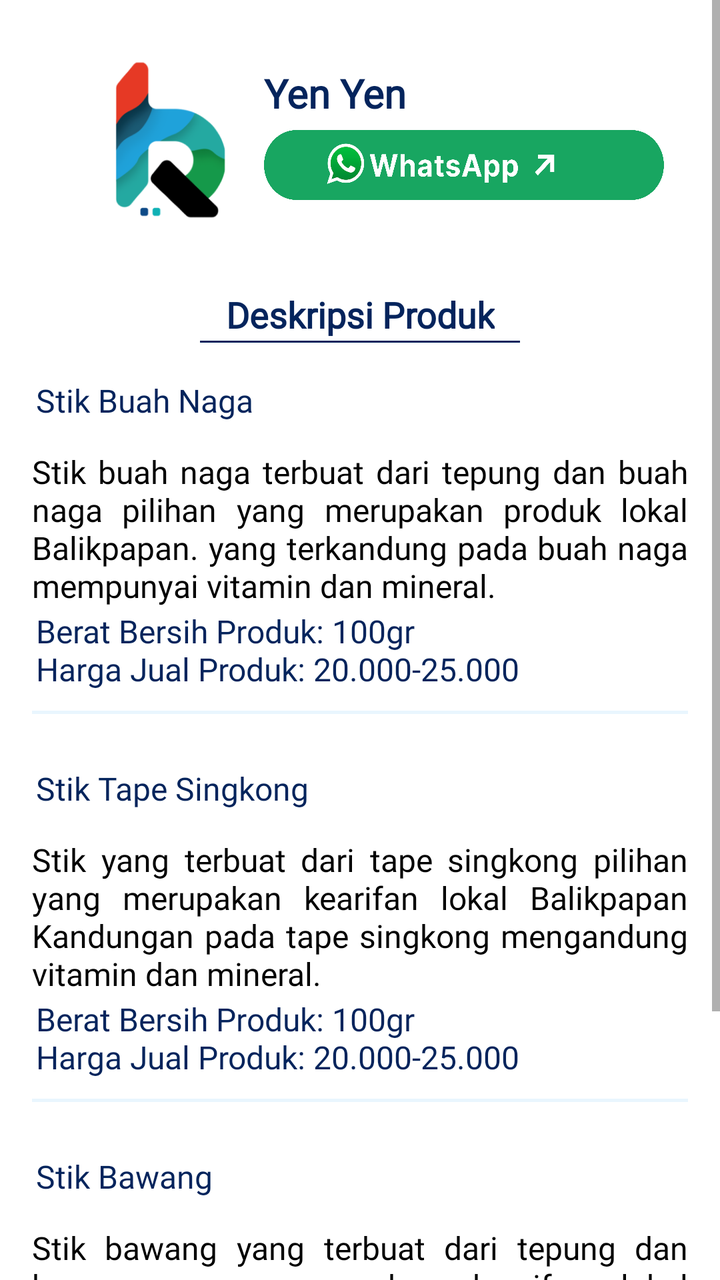
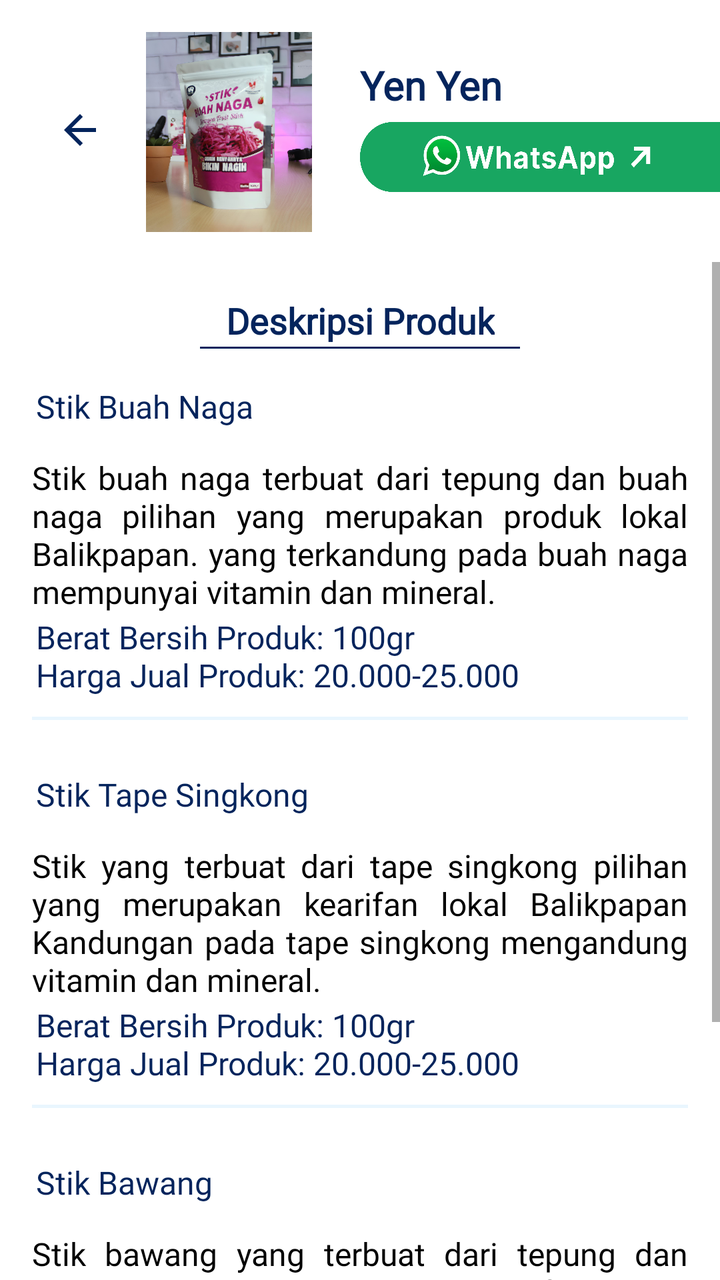

Before-and-after screenshots of an Android layout around one commit, followed by the original layout XML and the change that was made.
<!-- AndroidManifest.xml: application theme Theme.MyApplication -->
<!-- res/layout/detail_umkm_18.xml -->
<?xml version="1.0" encoding="utf-8"?>
<androidx.constraintlayout.widget.ConstraintLayout xmlns:android="http://schemas.android.com/apk/res/android"
    xmlns:tools="http://schemas.android.com/tools"
    xmlns:app="http://schemas.android.com/apk/res-auto"
    android:layout_width="match_parent"
    android:layout_height="match_parent">


    <ScrollView
        android:layout_width="match_parent"
        android:layout_height="0dp"
        app:layout_constraintStart_toStartOf="parent"
        app:layout_constraintEnd_toEndOf="parent"
        app:layout_constraintBottom_toBottomOf="parent">

        <LinearLayout
            android:layout_width="match_parent"
            android:layout_height="wrap_content"
            android:orientation="vertical"
            android:padding="16dp">

            <LinearLayout
                android:id="@+id/umkm1_section"
                android:layout_width="match_parent"
                android:layout_height="wrap_content"
                android:layout_marginTop="2dp"
                android:orientation="horizontal">

                <ImageView
                    android:id="@+id/image_rb"
                    android:layout_width="100dp"
                    android:layout_height="100dp"
                    android:layout_marginTop="2dp"
                    android:src="@drawable/logorb"
                    android:paddingStart="37dp" />

                <LinearLayout
                    android:layout_width="0dp"
                    android:layout_height="wrap_content"
                    android:layout_weight="1"
                    android:orientation="vertical"
                    android:gravity="center_vertical"
                    android:layout_marginStart="16dp">

                    <TextView
                        android:id="@+id/title_umkm2"
                        android:layout_marginTop="15dp"
                        android:layout_width="match_parent"
                        android:layout_height="wrap_content"
                        android:fontFamily="@font/poppins_bold"
                        android:gravity="center_vertical"
                        android:text="Yen Yen"
                        android:textColor="@color/blue"
                        android:textSize="20sp"
                        android:textStyle="bold" />

                    <ImageButton
                        android:id="@+id/button_wa"
                        android:layout_width="200dp"
                        android:layout_height="35dp"
                        android:layout_marginTop="5dp"
                        android:background="@drawable/wa_detail"
                        android:paddingStart="24dp"
                        android:gravity="center"
                        app:layout_constraintBottom_toBottomOf="parent"
                        app:layout_constraintEnd_toEndOf="parent"
                        app:layout_constraintStart_toStartOf="parent" />
                </LinearLayout>
            </LinearLayout>

            <TextView
                android:id="@+id/description_title"
                android:layout_marginTop="25dp"
                android:layout_width="wrap_content"
                android:layout_height="wrap_content"
                android:fontFamily="@font/poppins_bold"
                android:text="Deskripsi Produk"
                android:textColor="@color/blue"
                android:textSize="18sp"
                android:textStyle="bold"
                android:gravity="center_horizontal"
                android:layout_gravity="center_horizontal" />

            <View
                android:id="@+id/line_below_text"
                android:layout_width="160dp"
                android:layout_height="1dp"
                android:layout_marginTop="1dp"
                android:background="@color/blue"
                android:layout_gravity="center_horizontal" />

            <TextView
                android:id="@+id/judul1"
                android:layout_width="match_parent"
                android:layout_height="wrap_content"
                android:layout_marginStart="2dp"
                android:layout_marginTop="18dp"
                android:layout_marginEnd="6dp"
                android:fontFamily="@font/poppins_bold"
                android:text="Stik Buah Naga"
                android:textColor="@color/blue"
                android:textSize="16sp"
                app:layout_constraintEnd_toEndOf="parent"
                app:layout_constraintStart_toStartOf="parent"/>

            <TextView
                android:id="@+id/text_umkm3"
                android:layout_width="match_parent"
                android:layout_height="wrap_content"
                android:layout_marginTop="14dp"
                android:textSize="16sp"
                android:textColor="@color/black"
                android:justificationMode="inter_word"
                android:fontFamily="@font/poppins_regular"
                android:text="Stik buah naga terbuat dari tepung dan buah naga pilihan yang merupakan produk lokal Balikpapan. yang terkandung pada buah naga mempunyai vitamin dan mineral."
                app:layout_constraintTop_toBottomOf="@id/line_below_text" />

            <TextView
                android:id="@+id/harga1"
                android:layout_width="match_parent"
                android:layout_height="wrap_content"
                android:layout_marginStart="2dp"
                android:layout_marginTop="1dp"
                android:layout_marginEnd="16dp"
                android:fontFamily="@font/poppins_bold"
                android:text="Berat Bersih Produk: 100gr\nHarga Jual Produk: 20.000-25.000"
                android:textColor="@color/blue"
                android:textSize="16sp"
                app:layout_constraintEnd_toEndOf="parent"
                app:layout_constraintStart_toStartOf="parent" />


            <ImageView
                android:id="@+id/image_line2"
                android:layout_width="1000dp"
                android:layout_height="20dp"
                android:scaleType="fitCenter"
                android:src="@drawable/line"
                app:layout_constraintEnd_toEndOf="parent"
                app:layout_constraintStart_toStartOf="parent" />

            <TextView
                android:id="@+id/judul2"
                android:layout_width="match_parent"
                android:layout_height="wrap_content"
                android:layout_marginStart="2dp"
                android:layout_marginTop="18dp"
                android:layout_marginEnd="6dp"
                android:fontFamily="@font/poppins_bold"
                android:text="Stik Tape Singkong"
                android:textColor="@color/blue"
                android:textSize="16sp"
                app:layout_constraintEnd_toEndOf="parent"
                app:layout_constraintStart_toStartOf="parent"/>

            <TextView
                android:id="@+id/text_umkm3_2"
                android:layout_width="match_parent"
                android:layout_height="wrap_content"
                android:layout_marginTop="14dp"
                android:textSize="16sp"
                android:textColor="@color/black"
                android:justificationMode="inter_word"
                android:fontFamily="@font/poppins_regular"
                android:text="Stik yang terbuat dari tape singkong pilihan yang merupakan kearifan lokal Balikpapan Kandungan pada tape singkong mengandung vitamin dan mineral. "
                app:layout_constraintTop_toBottomOf="@id/line_below_text" />

            <TextView
                android:id="@+id/harga2"
                android:layout_width="match_parent"
                android:layout_height="wrap_content"
                android:layout_marginStart="2dp"
                android:layout_marginTop="1dp"
                android:layout_marginEnd="16dp"
                android:fontFamily="@font/poppins_bold"
                android:text="Berat Bersih Produk: 100gr\nHarga Jual Produk: 20.000-25.000"
                android:textColor="@color/blue"
                android:textSize="16sp"
                app:layout_constraintEnd_toEndOf="parent"
                app:layout_constraintStart_toStartOf="parent" />


            <ImageView
                android:id="@+id/image_line3"
                android:layout_width="1000dp"
                android:layout_height="20dp"
                android:scaleType="fitCenter"
                android:src="@drawable/line"
                app:layout_constraintEnd_toEndOf="parent"
                app:layout_constraintStart_toStartOf="parent" />

            <TextView
                android:id="@+id/judul3"
                android:layout_width="match_parent"
                android:layout_height="wrap_content"
                android:layout_marginStart="2dp"
                android:layout_marginTop="18dp"
                android:layout_marginEnd="6dp"
                android:fontFamily="@font/poppins_bold"
                android:text="Stik Bawang"
                android:textColor="@color/blue"
                android:textSize="16sp"
                app:layout_constraintEnd_toEndOf="parent"
                app:layout_constraintStart_toStartOf="parent"/>

            <TextView
                android:id="@+id/text_umkm3_3"
                android:layout_width="match_parent"
                android:layout_height="wrap_content"
                android:layout_marginTop="14dp"
                android:textSize="16sp"
                android:textColor="@color/black"
                android:justificationMode="inter_word"
                android:fontFamily="@font/poppins_regular"
                android:text="Stik bawang yang terbuat dari tepung dan bawang yang merupakan kearifan lokal Balikpapan dengan rasa yang gurih renyah. "
                app:layout_constraintTop_toBottomOf="@id/line_below_text" />

            <TextView
                android:id="@+id/harga3"
                android:layout_width="match_parent"
                android:layout_height="wrap_content"
                android:layout_marginStart="2dp"
                android:layout_marginTop="1dp"
                android:layout_marginEnd="16dp"
                android:fontFamily="@font/poppins_bold"
                android:text="Berat Bersih Produk: 100 gram\nHarga Jual Produk: 20.000-25.000"
                android:textColor="@color/blue"
                android:textSize="16sp"
                app:layout_constraintEnd_toEndOf="parent"
                app:layout_constraintStart_toStartOf="parent" />

            <TextView
                android:id="@+id/kosongdetailkatalog_bpp"
                android:layout_width="0dp"
                android:layout_height="wrap_content"
                android:layout_marginStart="16dp"
                android:layout_marginTop="58dp"
                android:layout_marginEnd="16dp"
                android:textSize="16sp"
                app:layout_constraintStart_toStartOf="parent"
                app:layout_constraintEnd_toEndOf="parent"
                app:layout_constraintTop_toTopOf="parent" />
        </LinearLayout>
    </ScrollView>

</androidx.constraintlayout.widget.ConstraintLayout>
<!-- resources referenced by this layout -->
<resources>
  <color name="black">#FF000000</color>
  <color name="blue">#04245C</color>
  <!-- drawable line: png bitmap (drawable, 14341 bytes) -->
  <!-- drawable logorb: png bitmap (drawable, 46204 bytes) -->
  <!-- drawable wa_detail: png bitmap (drawable, 111318 bytes) -->
  <style name="Theme.MyApplication" parent="Theme.MaterialComponents.DayNight.DarkActionBar">
          
          <item name="colorPrimary">@color/purple_500</item>
          <item name="colorPrimaryVariant">@color/purple_700</item>
          <item name="colorOnPrimary">@color/white</item>
          
          <item name="colorSecondary">@color/teal_200</item>
          <item name="colorSecondaryVariant">@color/teal_700</item>
          <item name="colorOnSecondary">@color/black</item>
          
          <item name="android:statusBarColor">@color/white</item>
          
      </style>
  <color name="purple_500">#1FA1D8</color>
  <color name="purple_700">#1FA1D8</color>
  <color name="white">#FFFFFFFF</color>
  <color name="teal_200">#FF03DAC5</color>
  <color name="teal_700">#FF018786</color>
</resources>

<!-- the commit's change to res/layout/detail_umkm_18.xml (unified diff, before → after) -->
@@ -5,10 +5,89 @@
     android:layout_width="match_parent"
     android:layout_height="match_parent">
 
-
+    
+    <androidx.appcompat.widget.Toolbar
+        android:id="@+id/toolbar"
+        android:layout_width="match_parent"
+        android:layout_height="130dp"
+        android:background="@color/white"
+        app:popupTheme="@style/ThemeOverlay.AppCompat.Light"
+        app:layout_collapseMode="pin"
+        app:layout_constraintTop_toTopOf="parent"
+        app:layout_constraintStart_toStartOf="parent"
+        app:layout_constraintEnd_toEndOf="parent">
+
+        
+        <ImageButton
+            android:id="@+id/button_back"
+            android:layout_width="48dp"
+            android:layout_height="48dp"
+            android:layout_marginStart="2dp"
+            android:layout_marginTop="8dp"
+            android:background="?attr/selectableItemBackgroundBorderless"
+            android:src="@drawable/baseline_arrow_back_24"
+            android:layout_gravity="start"/>
+
+        <LinearLayout
+            android:id="@+id/umkm1_section"
+            android:layout_width="match_parent"
+            android:layout_height="wrap_content"
+            android:layout_marginTop="2dp"
+            android:orientation="horizontal">
+
+            <ImageView
+                android:id="@+id/image_rb"
+                android:layout_width="100dp"
+                android:layout_height="100dp"
+                android:layout_marginTop="2dp"
+                android:paddingStart="1dp"
+                android:src="@drawable/umkm_18" />
+
+            <LinearLayout
+                android:layout_width="0dp"
+                android:layout_height="wrap_content"
+                android:layout_weight="1"
+                android:orientation="vertical"
+                android:gravity="center_vertical"
+                android:layout_marginStart="16dp">
+
+                <TextView
+                    android:id="@+id/title_umkm1"
+                    android:layout_width="match_parent"
+                    android:layout_height="wrap_content"
+                    android:layout_marginTop="15dp"
+                    android:fontFamily="@font/poppins_bold"
+                    android:gravity="center_vertical"
+                    android:text="Yen Yen"
+                    android:layout_marginEnd="6dp"
+                    android:textColor="@color/blue"
+                    android:textSize="20sp"
+                    android:textStyle="bold" />
+
+                <ImageButton
+                    android:id="@+id/button_wa"
+                    android:layout_width="200dp"
+                    android:layout_height="35dp"
+                    android:layout_marginTop="5dp"
+                    android:background="@drawable/button_wa"
+                    android:paddingStart="24dp"
+                    android:gravity="center"
+                    app:layout_constraintBottom_toBottomOf="parent"
+                    app:layout_constraintEnd_toEndOf="parent"
+                    app:layout_constraintStart_toStartOf="parent"
+                    app:layout_constraintTop_toBottomOf="@id/title_umkm1" />
+
+            </LinearLayout>
+        </LinearLayout>
+
+    </androidx.appcompat.widget.Toolbar>
+
+    
     <ScrollView
         android:layout_width="match_parent"
         android:layout_height="0dp"
+        android:layout_marginTop="1dp"
+        app:layout_constraintTop_toBottomOf="@id/toolbar"
         app:layout_constraintStart_toStartOf="parent"
         app:layout_constraintEnd_toEndOf="parent"
         app:layout_constraintBottom_toBottomOf="parent">
@@ -19,58 +98,10 @@
             android:orientation="vertical"
             android:padding="16dp">
 
-            <LinearLayout
-                android:id="@+id/umkm1_section"
-                android:layout_width="match_parent"
-                android:layout_height="wrap_content"
-                android:layout_marginTop="2dp"
-                android:orientation="horizontal">
-
-                <ImageView
-                    android:id="@+id/image_rb"
-                    android:layout_width="100dp"
-                    android:layout_height="100dp"
-                    android:layout_marginTop="2dp"
-                    android:src="@drawable/logorb"
-                    android:paddingStart="37dp" />
-
-                <LinearLayout
-                    android:layout_width="0dp"
-                    android:layout_height="wrap_content"
-                    android:layout_weight="1"
-                    android:orientation="vertical"
-                    android:gravity="center_vertical"
-                    android:layout_marginStart="16dp">
-
-                    <TextView
-                        android:id="@+id/title_umkm2"
-                        android:layout_marginTop="15dp"
-                        android:layout_width="match_parent"
-                        android:layout_height="wrap_content"
-                        android:fontFamily="@font/poppins_bold"
-                        android:gravity="center_vertical"
-                        android:text="Yen Yen"
-                        android:textColor="@color/blue"
-                        android:textSize="20sp"
-                        android:textStyle="bold" />
-
-                    <ImageButton
-                        android:id="@+id/button_wa"
-                        android:layout_width="200dp"
-                        android:layout_height="35dp"
-                        android:layout_marginTop="5dp"
-                        android:background="@drawable/wa_detail"
-                        android:paddingStart="24dp"
-                        android:gravity="center"
-                        app:layout_constraintBottom_toBottomOf="parent"
-                        app:layout_constraintEnd_toEndOf="parent"
-                        app:layout_constraintStart_toStartOf="parent" />
-                </LinearLayout>
-            </LinearLayout>
 
             <TextView
                 android:id="@+id/description_title"
-                android:layout_marginTop="25dp"
+                android:layout_marginTop="1dp"
                 android:layout_width="wrap_content"
                 android:layout_height="wrap_content"
                 android:fontFamily="@font/poppins_bold"
<!-- resource entries referenced after the edit -->
@@ -3,7 +3,7 @@
   <color name="black">#FF000000</color>
   <color name="blue">#04245C</color>
   <!-- drawable line: png bitmap (drawable, 14341 bytes) -->
-  <!-- drawable logorb: png bitmap (drawable, 46204 bytes) -->
+  <!-- drawable umkm_18: jpg bitmap (drawable, 204603 bytes) -->
   <!-- drawable wa_detail: png bitmap (drawable, 111318 bytes) -->
   <style name="Theme.MyApplication" parent="Theme.MaterialComponents.DayNight.DarkActionBar">
           
@@ -21,6 +21,17 @@
   <color name="purple_500">#1FA1D8</color>
   <color name="purple_700">#1FA1D8</color>
   <color name="white">#FFFFFFFF</color>
+  <!-- drawable baseline_arrow_back_24 (drawable) -->
+  <vector xmlns:android="http://schemas.android.com/apk/res/android" android:autoMirrored="true" android:height="24dp" android:tint="#04245C" android:viewportHeight="24" android:viewportWidth="24" android:width="24dp">
+        
+      <path android:fillColor="@android:color/white" android:pathData="M20,11H7.83l5.59,-5.59L12,4l-8,8 8,8 1.41,-1.41L7.83,13H20v-2z"/>
+      
+  </vector>
+  <!-- drawable button_wa (drawable) -->
+  <ripple xmlns:android="http://schemas.android.com/apk/res/android"
+      android:color="#1A000000">
+      <item android:drawable="@drawable/wa_detail" />
+  </ripple>
   <color name="teal_200">#FF03DAC5</color>
   <color name="teal_700">#FF018786</color>
 </resources>
